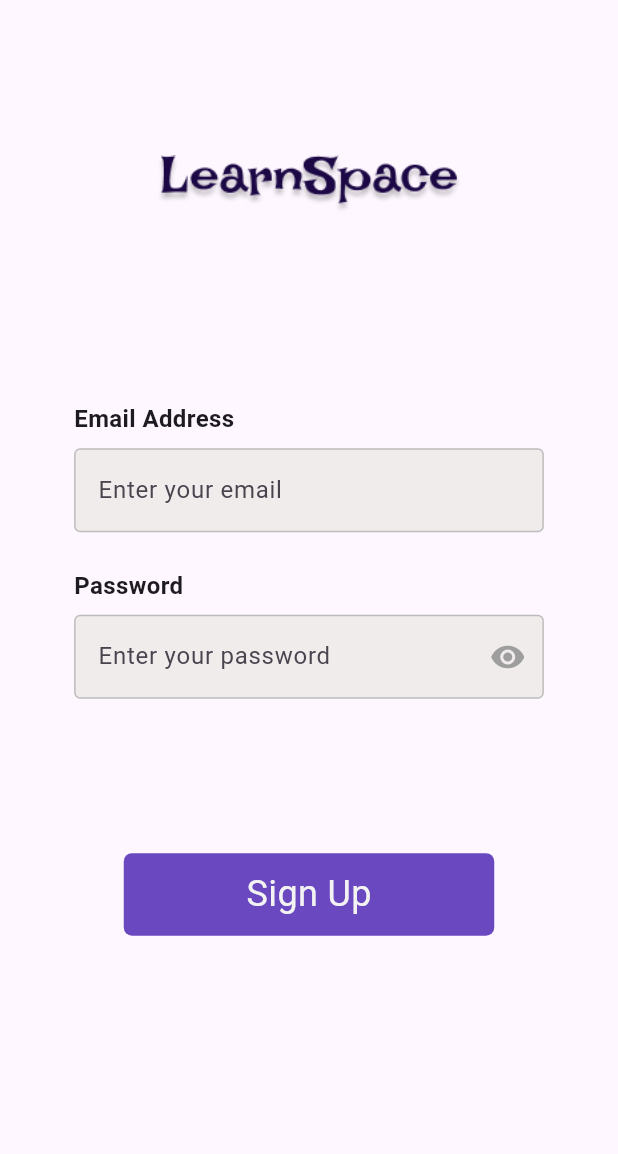
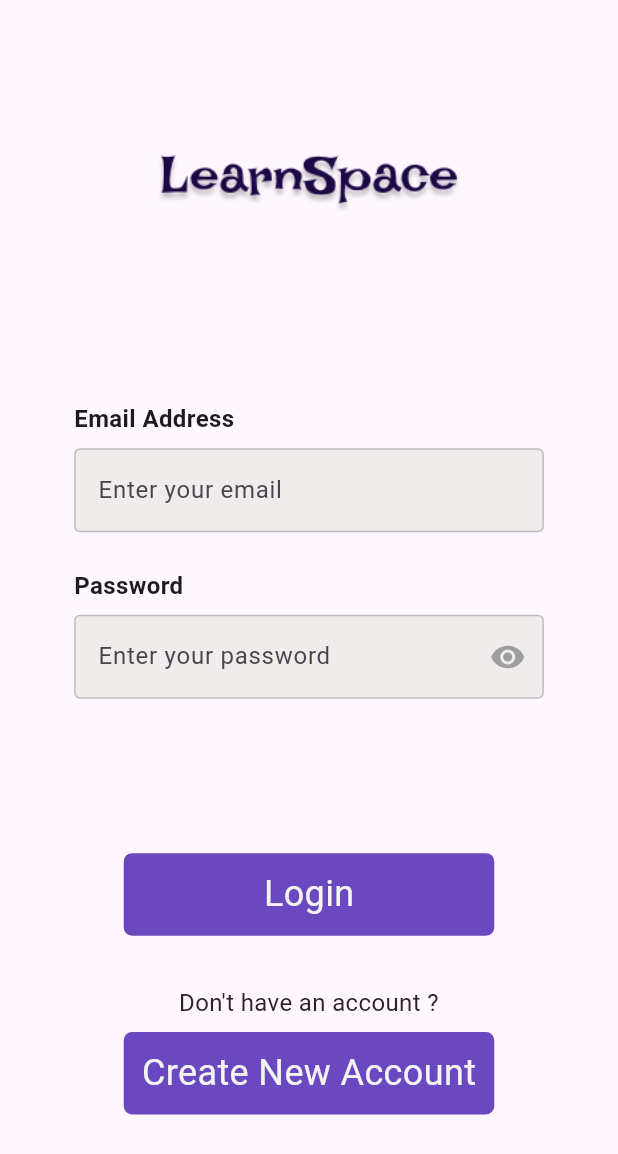
Before and after one commit to sam-in07/LEARNSPACE, a Flutter app: the screen it shows after launch, after a tap on "Get Started", on a phone screen of 412 x 824 dp. Shown: the top 1154 px of the screen. Run offline on Flutter 3.47's test engine with Material 3 defaults, Android fonts, the phone set to English and light mode, and no system bars; our stand-ins replace google_fonts; Roboto replaces fonts that are missing (Inder).

Commit message:
feat: Add RegistrationScreen and navigation from Login
- Create a new `RegistrationScreen.dart` with a basic layout.
- Add a "Create New Account" button to `LoginScreen.dart` which navigates to the new registration screen.
- Update the existing "Sign Up" button on the login screen to "Login".
- Implement a basic UI for `HomeScreen`.

```diff
--- a/lib/screens/LoginScreen.dart
+++ b/lib/screens/LoginScreen.dart
@@ -1,5 +1,6 @@
 import 'package:flutter/material.dart';
 import 'package:learnsphere/screens/HomeScreen.dart';
+import 'package:learnsphere/screens/RegistrationScreen.dart';
 import 'package:learnsphere/widgets/app_text_style.dart';
 import 'package:learnsphere/widgets/colors.dart';
 import 'package:learnsphere/widgets/customer_text_feild.dart';
@@ -77,7 +78,7 @@
                 width: 247,
                 radius: 5.5,
                 color: AppColors.primaryColor,
-                title: 'Sign Up',
+                title: 'Login',
                 textStyle:AppTextstyle.textStyle24whiteW400,
                 onTap: () {
                   Navigator.push(
@@ -86,6 +87,28 @@
                   );
                 },
               ),
+              SizedBox(height: height * 0.04),
+              Text(
+                "Don't have an account ?",
+                textAlign: TextAlign.center,
+                style: AppTextstyle.textStyle16blackW400,
+              ),
+              SizedBox(height: height * 0.01),
+              PrimaryButton(
+                height: 55,
+                width: 247,
+                radius: 5.5,
+                color: AppColors.primaryColor,
+                title: 'Create New Account',
+                textStyle:AppTextstyle.textStyle24whiteW400,
+                onTap: () {
+                  Navigator.push(
+                    context,
+                    MaterialPageRoute(builder: (context) => regiscreen()),
+                  );
+                },
+              ),
+
             ],
           ),
        ),
--- a/lib/widgets/app_text.dart
+++ b/lib/widgets/app_text.dart
@@ -8,4 +8,7 @@
 
 
 
+
+
+
 }
```
Also changed, not shown: lib/screens/HomeScreen.dart (+9 -1 lines), lib/screens/RegistrationScreen.dart (added, +23 -0 lines).
